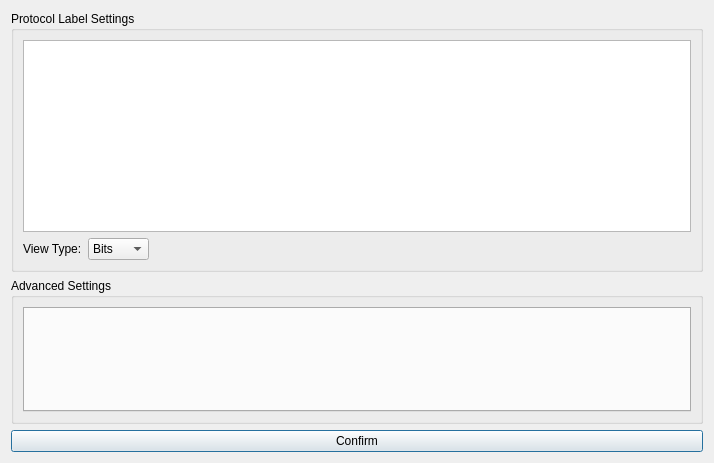
First picture: the form in ui/properties_dialog.ui, repository jopohl/urh, before the edit.
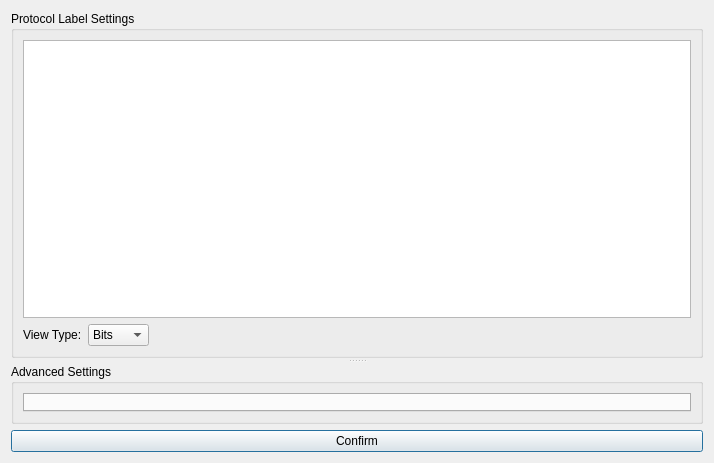
Second picture: the form after the edit. Icons and pictures are not drawn. Custom widgets are drawn as their Qt base class.

Commit message: add splitter to label properties dialog

The edit to the form file:
```diff
--- a/ui/properties_dialog.ui
+++ b/ui/properties_dialog.ui
@@ -15,6 +15,26 @@
   </property>
   <layout class="QVBoxLayout" name="verticalLayout_3">
    <item>
+    <widget class="QSplitter" name="splitter">
+     <property name="styleSheet">
+      <string notr="true">QSplitter::handle:vertical {
+margin: 4px 0px;
+    background-color: qlineargradient(x1:0, y1:0, x2:1, y2:0, 
+stop:0 rgba(255, 255, 255, 0), 
+stop:0.5 rgba(100, 100, 100, 100), 
+stop:1 rgba(255, 255, 255, 0));
+	image: url(:/icons/data/icons/splitter_handle_horizontal.svg);
+}</string>
+     </property>
+     <property name="orientation">
+      <enum>Qt::Vertical</enum>
+     </property>
+     <property name="handleWidth">
+      <number>6</number>
+     </property>
+     <property name="childrenCollapsible">
+      <bool>false</bool>
+     </property>
     <widget class="QGroupBox" name="groupBoxSettings">
      <property name="title">
       <string>Protocol Label Settings</string>
@@ -86,8 +106,6 @@
       </item>
      </layout>
     </widget>
-   </item>
-   <item>
     <widget class="QGroupBox" name="groupBoxAdvancedSettings">
      <property name="title">
       <string>Advanced Settings</string>
@@ -98,6 +116,7 @@
       </item>
      </layout>
     </widget>
+    </widget>
    </item>
    <item>
     <widget class="QPushButton" name="btnConfirm">
```
Left out of the diff: 4 changed lines with no effect on the pictures. Lines whose indentation alone changed are shown as unchanged. The commit also changes 3 other files.
